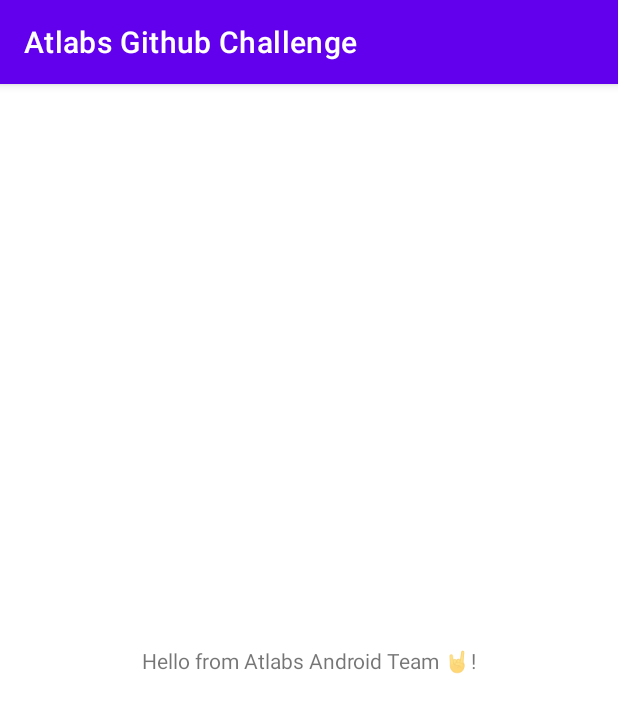
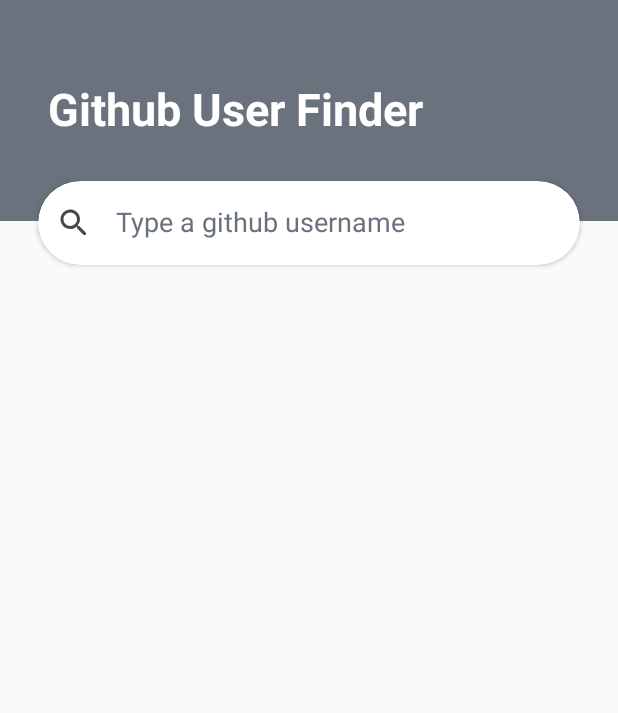
Before and after one commit to meritxell-mm/Atlabs-Android-Challenge, an Android app built with Jetpack Compose: the screen it shows after launch (MainActivity), on a phone screen of 412 x 824 dp. Shown: the top 713 px of the screen. Run offline under Robolectric (Android 15) with nearby library versions, the phone set to English and light mode, and no system bars.

Commit message:
integrate compose

```diff
--- a/app/src/main/AndroidManifest.xml
+++ b/app/src/main/AndroidManifest.xml
@@ -9,7 +9,8 @@
         android:roundIcon="@mipmap/ic_launcher_round"
         android:supportsRtl="true"
         android:theme="@style/Theme.AtlabsGithubChallenge">
-        <activity android:name=".MainActivity">
+        <activity android:name=".MainActivity"
+            android:exported="true">
             <intent-filter>
                 <action android:name="android.intent.action.MAIN" />
 
@@ -17,5 +18,4 @@
             </intent-filter>
         </activity>
     </application>
-
 </manifest>
--- a/app/src/main/java/tech/atlabs/githubchallenge/MainActivity.kt
+++ b/app/src/main/java/tech/atlabs/githubchallenge/MainActivity.kt
@@ -1,11 +1,35 @@
 package tech.atlabs.githubchallenge
 
-import androidx.appcompat.app.AppCompatActivity
 import android.os.Bundle
+import androidx.activity.ComponentActivity
+import androidx.activity.compose.setContent
+import androidx.compose.foundation.layout.Column
+import androidx.compose.foundation.layout.fillMaxSize
+import androidx.compose.material3.Text
+import androidx.compose.runtime.Composable
+import androidx.compose.ui.Modifier
+import androidx.compose.ui.tooling.preview.Preview
+import tech.atlabs.githubchallenge.ui.screen.SearchScreen
+import tech.atlabs.githubchallenge.ui.theme.GitHubChallengeTheme
 
-class MainActivity : AppCompatActivity() {
+class MainActivity : ComponentActivity() {
     override fun onCreate(savedInstanceState: Bundle?) {
         super.onCreate(savedInstanceState)
-        setContentView(R.layout.activity_main)
+        setContent {
+            GitHubChallengeTheme {
+                SearchScreen()
+            }
+        }
     }
 }
+
+
+@Preview(showBackground = true)
+@Composable
+fun MainActivityPreview() {
+    GitHubChallengeTheme {
+        Column(modifier = Modifier.fillMaxSize()) {
+            Text("Hello, Compose!")
+        }
+    }
+}
--- /dev/null
+++ b/app/src/main/java/tech/atlabs/githubchallenge/ui/composable/Header.kt
@@ -0,0 +1,32 @@
+package tech.atlabs.githubchallenge.ui.composable
+
+import androidx.compose.foundation.background
+import androidx.compose.foundation.layout.Column
+import androidx.compose.foundation.layout.fillMaxWidth
+import androidx.compose.foundation.layout.padding
+import androidx.compose.material3.Text
+import androidx.compose.runtime.Composable
+import androidx.compose.ui.Modifier
+import androidx.compose.ui.graphics.Color
+import androidx.compose.ui.res.stringResource
+import androidx.compose.ui.unit.dp
+import tech.atlabs.githubchallenge.R
+import tech.atlabs.githubchallenge.ui.theme.GitHubChallengeTypography
+import tech.atlabs.githubchallenge.ui.theme.GitHubSurfaceColorDark
+
+@Composable
+fun Header(title: String) {
+    Column(
+        modifier = Modifier
+            .fillMaxWidth()
+            .background(color = GitHubSurfaceColorDark)
+            .padding(16.dp)
+    ) {
+        Text(
+            modifier = Modifier.padding(16.dp, 40.dp),
+            text = title,
+            style = GitHubChallengeTypography.titleLarge,
+            color = Color.White
+        )
+    }
+}
--- /dev/null
+++ b/app/src/main/java/tech/atlabs/githubchallenge/ui/composable/SearchBar.kt
@@ -0,0 +1,70 @@
+package tech.atlabs.githubchallenge.ui.composable
+
+import androidx.compose.foundation.interaction.MutableInteractionSource
+import androidx.compose.foundation.shape.RoundedCornerShape
+import androidx.compose.material.icons.Icons
+import androidx.compose.material.icons.rounded.Search
+import androidx.compose.material3.ExperimentalMaterial3Api
+import androidx.compose.material3.Icon
+import androidx.compose.material3.MaterialTheme
+import androidx.compose.material3.Text
+import androidx.compose.material3.TextField
+import androidx.compose.material3.TextFieldDefaults
+import androidx.compose.material3.TextFieldDefaults.indicatorLine
+import androidx.compose.runtime.Composable
+import androidx.compose.runtime.remember
+import androidx.compose.ui.Modifier
+import androidx.compose.ui.draw.clip
+import androidx.compose.ui.draw.shadow
+import androidx.compose.ui.graphics.Color
+import androidx.compose.ui.res.stringResource
+import androidx.compose.ui.unit.dp
+import tech.atlabs.githubchallenge.R
+
+@OptIn(ExperimentalMaterial3Api::class)
+@Composable
+fun SearchBar(
+    searchQuery: String,
+    onQueryChanged: (String) -> Unit,
+    modifier: Modifier = Modifier,
+) {
+    val interactionSource = remember {
+        MutableInteractionSource()
+    }
+    TextField(
+        value = searchQuery,
+        onValueChange = onQueryChanged,
+        modifier = modifier
+            .shadow(elevation = 2.dp, shape = MaterialTheme.shapes.extraLarge)
+            .clip(MaterialTheme.shapes.extraLarge)
+            .indicatorLine(
+                enabled = false,
+                isError = false,
+                interactionSource = interactionSource,
+                colors = TextFieldDefaults.colors(
+                    focusedIndicatorColor = Color.Transparent,
+                    unfocusedIndicatorColor = Color.Transparent,
+                    disabledIndicatorColor = Color.Transparent,
+                ),
+                focusedIndicatorLineThickness = 0.dp,
+                unfocusedIndicatorLineThickness = 0.dp
+            ),
+        placeholder = { Text(text = stringResource(R.string.search_placeholder)) },
+        leadingIcon = {
+            Icon(
+                imageVector = Icons.Rounded.Search,
+                contentDescription = stringResource(R.string.icon_search)
+            )
+        },
+        colors = TextFieldDefaults.colors(
+            focusedContainerColor = Color.White,
+            focusedTextColor = Color.Black,
+            unfocusedContainerColor = Color.White,
+            unfocusedTextColor = Color.Black,
+            focusedIndicatorColor = Color.Transparent,
+            unfocusedIndicatorColor = Color.Transparent,
+            disabledIndicatorColor = Color.Transparent,
+            cursorColor = Color.Black,
+        )
+    )
+}
--- /dev/null
+++ b/app/src/main/java/tech/atlabs/githubchallenge/ui/screen/SearchScreen.kt
@@ -0,0 +1,56 @@
+package tech.atlabs.githubchallenge.ui.screen
+
+import androidx.compose.foundation.background
+import androidx.compose.foundation.interaction.MutableInteractionSource
+import androidx.compose.foundation.layout.Box
+import androidx.compose.foundation.layout.fillMaxSize
+import androidx.compose.foundation.layout.fillMaxWidth
+import androidx.compose.foundation.layout.padding
+import androidx.compose.material.icons.Icons
+import androidx.compose.material.icons.rounded.Search
+import androidx.compose.material3.ExperimentalMaterial3Api
+import androidx.compose.material3.Icon
+import androidx.compose.material3.MaterialTheme
+import androidx.compose.material3.Text
+import androidx.compose.material3.TextField
+import androidx.compose.material3.TextFieldDefaults
+import androidx.compose.material3.TextFieldDefaults.indicatorLine
+import androidx.compose.runtime.Composable
+import androidx.compose.runtime.remember
+import androidx.compose.ui.Modifier
+import androidx.compose.ui.draw.clip
+import androidx.compose.ui.draw.shadow
+import androidx.compose.ui.graphics.Color
+import androidx.compose.ui.res.stringResource
+import androidx.compose.ui.tooling.preview.Preview
+import androidx.compose.ui.unit.dp
+import tech.atlabs.githubchallenge.R
+import tech.atlabs.githubchallenge.ui.composable.Header
+import tech.atlabs.githubchallenge.ui.composable.SearchBar
+import tech.atlabs.githubchallenge.ui.theme.GitHubBkgColor
+
+@Composable
+fun SearchScreen() {
+    Box(
+        modifier = Modifier
+            .fillMaxSize()
+    ) {
+
+        Header(stringResource(R.string.search_title))
+
+        SearchBar(
+            searchQuery = "",
+            onQueryChanged = {},
+            modifier = Modifier
+                .fillMaxWidth()
+                .padding(top = 95.dp)
+                .padding(25.dp)
+        )
+    }
+}
+
+@Composable
+@Preview
+fun SearchScreenPreview() {
+    SearchScreen()
+}
--- /dev/null
+++ b/app/src/main/java/tech/atlabs/githubchallenge/ui/theme/Color.kt
@@ -0,0 +1,16 @@
+package tech.atlabs.githubchallenge.ui.theme
+
+import androidx.compose.ui.graphics.Color
+
+val GitHubGrayBkgColor = Color(0xFFF5F8FE)
+val GitHubBlueColor = Color(0xFF317BE0)
+val GitHubBlueBkgColor = Color(0xFFDCF4FF)
+val GitHubGreenColor = Color(0xFF1E883D)
+val GitHubLinkColor = Color(0xFF0968DA)
+val GitHubBkgColor = Color(0xFFF5F8FA)
+val GitHubBkgColorDark = Color(0xFF1F2328)
+val GitHubSurfaceColor = Color(0xFFFFFFFF)
+val GitHubSurfaceColorDark = Color(0xFF69727D)
+val GitHubTitleColor = Color(0xFF1F2328)
+val GitHubTitleColorDark = Color(0xFFF5F8FA)
+val GitHubTextColor = Color(0xFF69727D)
--- /dev/null
+++ b/app/src/main/java/tech/atlabs/githubchallenge/ui/theme/Theme.kt
@@ -0,0 +1,45 @@
+package tech.atlabs.githubchallenge.ui.theme
+
+import androidx.compose.foundation.isSystemInDarkTheme
+import androidx.compose.material3.ExperimentalMaterial3Api
+import androidx.compose.material3.MaterialTheme
+import androidx.compose.material3.Text
+import androidx.compose.material3.TopAppBar
+import androidx.compose.material3.TopAppBarDefaults
+import androidx.compose.material3.darkColorScheme
+import androidx.compose.material3.lightColorScheme
+import androidx.compose.runtime.Composable
+import androidx.compose.ui.graphics.Color
+import androidx.compose.ui.res.colorResource
+import tech.atlabs.githubchallenge.R
+
+private val LightColors = lightColorScheme(
+    primary = GitHubBlueColor,
+    secondary = GitHubBlueBkgColor,
+    background = GitHubGrayBkgColor,
+    surface = GitHubSurfaceColor
+)
+
+private val DarkColors = darkColorScheme(
+    background = GitHubBkgColorDark,
+    surface = GitHubSurfaceColorDark
+)
+
+@Composable
+fun GitHubChallengeTheme(
+    useDarkTheme: Boolean = isSystemInDarkTheme(),
+    content: @Composable () -> Unit
+) {
+
+    val colors = if (!useDarkTheme) {
+        LightColors
+    } else {
+        DarkColors
+    }
+
+    MaterialTheme(
+        colorScheme = colors,
+        typography = GitHubChallengeTypography,
+        content = content
+    )
+}
--- /dev/null
+++ b/app/src/main/java/tech/atlabs/githubchallenge/ui/theme/Type.kt
@@ -0,0 +1,42 @@
+package tech.atlabs.githubchallenge.ui.theme
+
+import androidx.compose.material3.Typography
+import androidx.compose.ui.text.TextStyle
+import androidx.compose.ui.text.font.Font
+import androidx.compose.ui.text.font.FontFamily
+import androidx.compose.ui.text.font.FontWeight
+import androidx.compose.ui.unit.sp
+
+//TODO review (sobretot colors dark/light theme)
+val GitHubChallengeTypography = Typography(
+        bodyLarge = TextStyle(
+                fontWeight = FontWeight.Normal,
+                fontSize = 18.sp,
+                color = GitHubTextColor
+        ),
+        bodyMedium = TextStyle(
+                fontWeight = FontWeight.Normal,
+                fontSize = 16.sp,
+                color = GitHubTextColor
+        ),
+        bodySmall = TextStyle(
+                fontWeight = FontWeight.Light,
+                fontSize = 14.sp,
+                color = GitHubTextColor
+        ),
+        titleLarge = TextStyle(
+                fontWeight = FontWeight.Bold,
+                fontSize = 30.sp,
+                color = GitHubTitleColor
+        ),
+        titleMedium = TextStyle(
+                fontWeight = FontWeight.Bold,
+                fontSize = 18.sp,
+                color = GitHubTitleColor
+        ),
+        titleSmall = TextStyle(
+                fontWeight = FontWeight.Bold,
+                fontSize = 16.sp,
+                color = GitHubTitleColor
+        )
+)
--- a/app/src/main/res/layout/activity_main.xml
+++ /dev/null
@@ -1,18 +0,0 @@
-<?xml version="1.0" encoding="utf-8"?>
-<androidx.constraintlayout.widget.ConstraintLayout xmlns:android="http://schemas.android.com/apk/res/android"
-    xmlns:app="http://schemas.android.com/apk/res-auto"
-    xmlns:tools="http://schemas.android.com/tools"
-    android:layout_width="match_parent"
-    android:layout_height="match_parent"
-    tools:context=".MainActivity">
-
-    <TextView
-        android:layout_width="wrap_content"
-        android:layout_height="wrap_content"
-        android:text="Hello from Atlabs Android Team 🤘!"
-        app:layout_constraintBottom_toBottomOf="parent"
-        app:layout_constraintLeft_toLeftOf="parent"
-        app:layout_constraintRight_toRightOf="parent"
-        app:layout_constraintTop_toTopOf="parent" />
-
-</androidx.constraintlayout.widget.ConstraintLayout>
--- a/app/src/main/res/values-night/themes.xml
+++ b/app/src/main/res/values-night/themes.xml
@@ -1,16 +1,5 @@
 <resources xmlns:tools="http://schemas.android.com/tools">
     <!-- Base application theme. -->
-    <style name="Theme.AtlabsGithubChallenge" parent="Theme.MaterialComponents.DayNight.DarkActionBar">
-        <!-- Primary brand color. -->
-        <item name="colorPrimary">@color/purple_200</item>
-        <item name="colorPrimaryVariant">@color/purple_700</item>
-        <item name="colorOnPrimary">@color/black</item>
-        <!-- Secondary brand color. -->
-        <item name="colorSecondary">@color/teal_200</item>
-        <item name="colorSecondaryVariant">@color/teal_200</item>
-        <item name="colorOnSecondary">@color/black</item>
-        <!-- Status bar color. -->
-        <item name="android:statusBarColor" tools:targetApi="l">?attr/colorPrimaryVariant</item>
-        <!-- Customize your theme here. -->
+    <style name="Theme.AtlabsGithubChallenge" parent="Theme.AppCompat.DayNight.DarkActionBar">
     </style>
 </resources>
--- a/app/src/main/res/values/colors.xml
+++ b/app/src/main/res/values/colors.xml
@@ -1,10 +1,14 @@
 <?xml version="1.0" encoding="utf-8"?>
 <resources>
-    <color name="purple_200">#FFBB86FC</color>
-    <color name="purple_500">#FF6200EE</color>
-    <color name="purple_700">#FF3700B3</color>
-    <color name="teal_200">#FF03DAC5</color>
-    <color name="teal_700">#FF018786</color>
-    <color name="black">#FF000000</color>
-    <color name="white">#FFFFFFFF</color>
+    <color name="primaryColor">#317be0</color>
+    <color name="secondaryColor">#dcf4ff</color>
+    <color name="accentColor">#1e883d</color>
+    <color name="linkColor">#0968da</color>
+    <color name="backgroundColor">#F5F8Fa</color>
+    <color name="backgroundColorDark">#1f2328</color>
+    <color name="surfaceColor">#FFFFFF</color>
+    <color name="surfaceColorDark">#69727d</color>
+    <color name="titleColor">#1f2328</color>
+    <color name="titleColorDark">#F5F8Fa</color>
+    <color name="textColor">#69727d</color>
 </resources>
--- a/app/src/main/res/values/strings.xml
+++ b/app/src/main/res/values/strings.xml
@@ -1,3 +1,8 @@
 <resources>
     <string name="app_name">Atlabs Github Challenge</string>
+
+    <string name="search_title">Github User Finder</string>
+    <string name="search_placeholder">Type a github username</string>
+    <string name="icon_search">Search</string>
+
 </resources>
--- a/app/src/main/res/values/themes.xml
+++ b/app/src/main/res/values/themes.xml
@@ -1,16 +1,5 @@
 <resources xmlns:tools="http://schemas.android.com/tools">
     <!-- Base application theme. -->
-    <style name="Theme.AtlabsGithubChallenge" parent="Theme.MaterialComponents.DayNight.DarkActionBar">
-        <!-- Primary brand color. -->
-        <item name="colorPrimary">@color/purple_500</item>
-        <item name="colorPrimaryVariant">@color/purple_700</item>
-        <item name="colorOnPrimary">@color/white</item>
-        <!-- Secondary brand color. -->
-        <item name="colorSecondary">@color/teal_200</item>
-        <item name="colorSecondaryVariant">@color/teal_700</item>
-        <item name="colorOnSecondary">@color/black</item>
-        <!-- Status bar color. -->
-        <item name="android:statusBarColor" tools:targetApi="l">?attr/colorPrimaryVariant</item>
-        <!-- Customize your theme here. -->
+    <style name="Theme.AtlabsGithubChallenge" parent="Theme.AppCompat.DayNight.DarkActionBar">
     </style>
 </resources>
--- a/build.gradle.kts
+++ b/build.gradle.kts
@@ -2,7 +2,7 @@
 plugins {
     alias(libs.plugins.android.application) apply false
     alias(libs.plugins.kotlin.android) apply false
-    //id("org.jetbrains.kotlin.plugin.compose") version "2.1.0" apply false
+    id("org.jetbrains.kotlin.plugin.compose") version "2.1.0" apply false
     //id("com.google.dagger.hilt.android") version "2.51.1" apply false
     //id("com.google.devtools.ksp") version "2.1.0-1.0.29" apply false
 }
```
Also changed, not shown: app/build.gradle.kts (+23 -7 lines), gradle/libs.versions.toml (+12 -1 lines), 1 other file.
